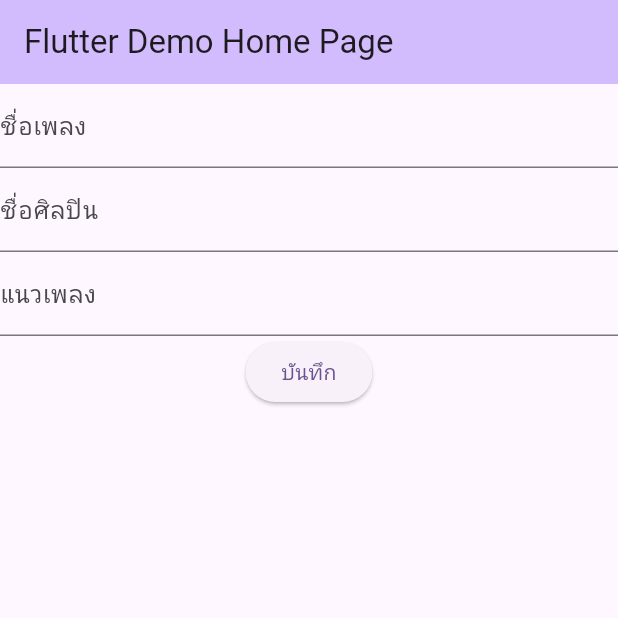
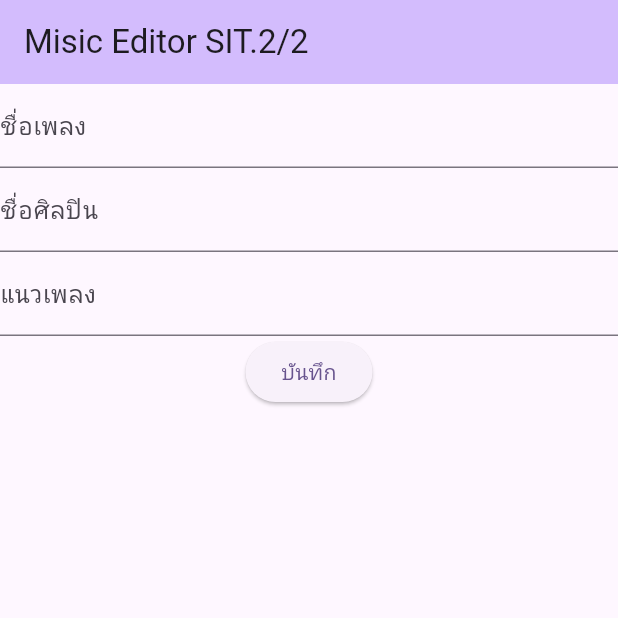
Before and after one commit to jakkapatploymuk-glitch/W4-Jakkapat-SIT22-02, a Flutter app: the screen it shows after launch, on a phone screen of 412 x 824 dp, the top half of it. Run offline on Flutter 3.47's test engine with Material 3 defaults, Android fonts, the phone set to English and light mode, and no system bars; our stand-ins replace cloud_firestore, firebase_core; accounts and stored records are empty.

Commit message:
edit commit

```diff
--- a/lib/main.dart
+++ b/lib/main.dart
@@ -20,7 +20,7 @@ class MyApp extends StatelessWidget {
       theme: ThemeData(
         colorScheme: ColorScheme.fromSeed(seedColor: Colors.deepPurple),
       ),
-      home: const MyHomePage(title: 'Flutter Demo Home Page'),
+      home: const MyHomePage(title: 'Misic Editor SIT.2/2'),
     );
   }
 }
```
